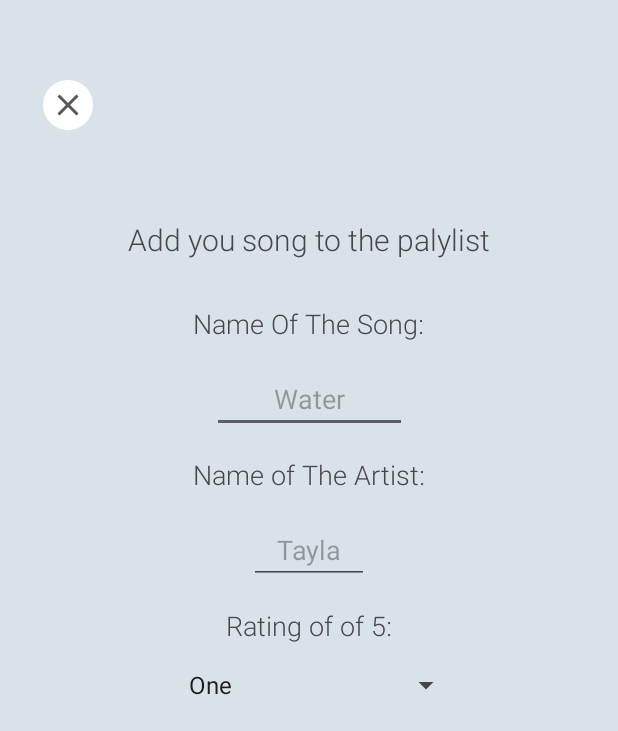
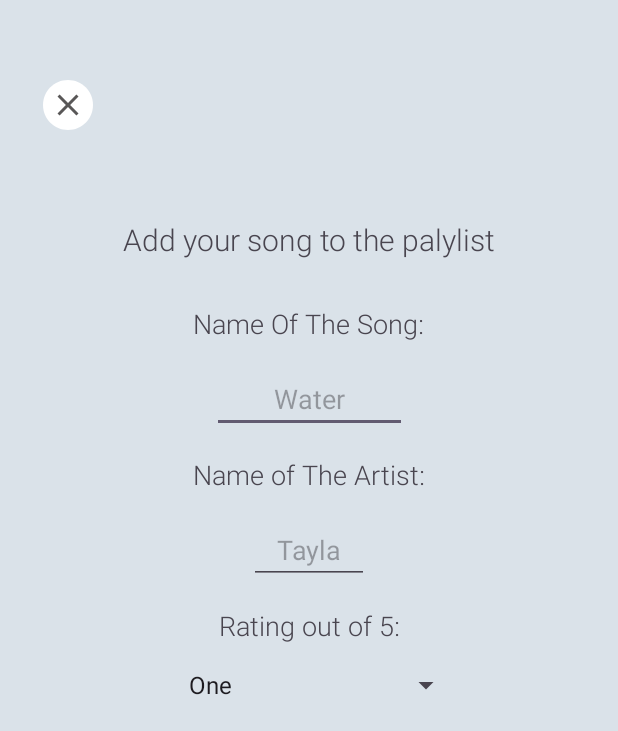
Before and after one commit to VCCT-IMAD5112-2025-G1/Musically, an Android app: the PlaylistFormActivity screen opened directly, with no data from a screen before it, on a phone screen of 412 x 824 dp. Shown: the top 731 px of the screen. Run offline under Robolectric (Android 15) with nearby library versions, the phone set to English and light mode, and no system bars.

```diff
--- a/app/src/main/res/layout/activity_detailed.xml
+++ b/app/src/main/res/layout/activity_detailed.xml
@@ -179,6 +179,8 @@
                                         android:layout_width="wrap_content"
                                         android:layout_height="wrap_content"
                                         android:fontFamily="sans-serif-medium"
+                                        android:textAlignment="center"
+
                                         android:textSize="20sp"
                                         app:layout_constraintBottom_toBottomOf="parent"
                                         app:layout_constraintEnd_toEndOf="parent"
--- a/app/src/main/res/layout/activity_playlist_form.xml
+++ b/app/src/main/res/layout/activity_playlist_form.xml
@@ -91,7 +91,7 @@
                     android:layout_width="wrap_content"
                     android:layout_height="wrap_content"
                     android:fontFamily="sans-serif-light"
-                    android:text="Add you song to the palylist"
+                    android:text="Add your song to the palylist"
                     android:textSize="20dp"
                     app:layout_constraintEnd_toEndOf="parent"
                     app:layout_constraintStart_toStartOf="parent"
@@ -149,7 +149,7 @@
                     android:layout_height="wrap_content"
                     android:layout_marginTop="15dp"
                     android:fontFamily="sans-serif-light"
-                    android:text="Rating of of 5:"
+                    android:text="Rating out of 5:"
                     android:textSize="18dp"
                     app:layout_constraintEnd_toEndOf="parent"
                     app:layout_constraintStart_toStartOf="parent"
```
Also changed, not shown: 3 other files.
